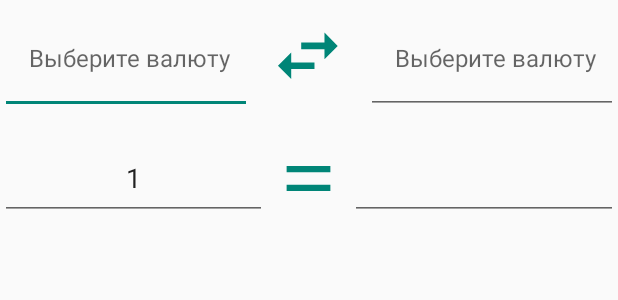
After one commit to devsemyon/Cucon, an Android app: the layout fragment_crypto.xml on its own in the app's theme, with its tools: preview values and no code run, on a phone screen of 412 x 824 dp. The commit adds this screen. Shown: the top 300 px of the screen. Run offline under Robolectric (Android 15) with nearby library versions, the phone set to English and light mode, and no system bars.

Commit message:
bugs fixed

```diff
--- a/app/build.gradle
+++ b/app/build.gradle
@@ -26,8 +26,6 @@ dependencies {
     implementation 'com.android.support:support-v4:28.0.0'
     implementation 'com.android.support:design:28.0.0'
     testImplementation 'junit:junit:4.12'
-    androidTestImplementation 'com.android.support.test:runner:1.0.2'
-    androidTestImplementation 'com.android.support.test.espresso:espresso-core:3.0.2'
     implementation "org.jetbrains.kotlin:kotlin-stdlib-jdk7:$kotlin_version"
 }
 repositories {
--- a/app/src/main/java/com/semyon/cucon/HttpRequests.kt
+++ b/app/src/main/java/com/semyon/cucon/HttpRequests.kt
@@ -7,7 +7,7 @@ import java.net.HttpURLConnection
 import java.net.URI
 
 fun requestCryptoRates(): JSONObject{
-    return(request("https://min-api.cryptocompare.com/data/pricemulti?fsyms=BTC,ETH,DASH,ZEC,LTC,WAVES,EOS&tsyms=USD,EUR,RUB&api_key=8904015cdd5a1092f6cfeef94f3f37344369c8f4f2945a3ab6e44e263af20809"))
+    return(request("https://min-api.cryptocompare.com/data/pricemulti?fsyms=BTC,ETH,DASH,ZEC,LTC,WAVES,EOS&tsyms=USD,EUR,RUB&api_key=$apiCryptoKey"))
 }
 
 fun requestRate(pair: String): Float? {
--- a/app/src/main/java/com/semyon/cucon/fragments/FiatFragment.java
+++ b/app/src/main/java/com/semyon/cucon/fragments/FiatFragment.java
@@ -60,7 +60,7 @@ public class FiatFragment extends Fragment {
     public View onCreateView(LayoutInflater inflater, ViewGroup container,
                              Bundle savedInstanceState) {
         // Inflate the layout for this fragment
-        View view = inflater.inflate(R.layout.fragment, container, false);
+        View view = inflater.inflate(R.layout.fragment_fiat, container, false);
 
         currency1 = view.findViewById(R.id.currency1);
         currency2 = view.findViewById(R.id.currency2);
--- /dev/null
+++ b/app/src/main/res/layout/fragment_crypto.xml
@@ -0,0 +1,85 @@
+<?xml version="1.0" encoding="utf-8"?>
+<TableLayout
+    xmlns:android="http://schemas.android.com/apk/res/android"
+    android:layout_width="match_parent"
+    android:layout_height="match_parent">
+    <TableRow>
+
+        <com.semyon.cucon.InstantAutoComplete
+            android:id="@+id/currency1"
+            android:layout_width="match_parent"
+            android:layout_height="match_parent"
+            android:hint="@string/choose_currency"
+            android:maxLength="5"
+            android:layout_weight="1"
+            android:textAlignment="center" />
+
+        <ImageButton
+            android:layout_weight="1"
+            android:id="@+id/switchCurrencies"
+            android:layout_width="match_parent"
+            android:layout_height="match_parent"
+            android:adjustViewBounds="true"
+            android:background="@null"
+            android:clickable="true"
+            android:focusable="true"
+            android:src="@drawable/swap"
+            android:tint="@color/colorPrimary" />
+
+        <com.semyon.cucon.InstantAutoComplete
+            android:id="@+id/currency2"
+            android:layout_width="match_parent"
+            android:layout_height="match_parent"
+            android:hint="@string/choose_currency"
+            android:maxLength="3"
+            android:layout_weight="1"
+            android:textAlignment="center" />
+
+    </TableRow>
+
+    <Space
+        android:layout_width="match_parent"
+        android:layout_height="15sp"/>
+
+    <TableRow>
+
+        <EditText
+            android:id="@+id/rate1"
+            android:layout_width="match_parent"
+            android:layout_height="match_parent"
+            android:inputType="numberDecimal"
+            android:text="1"
+            android:layout_weight="1"
+            android:textAlignment="center" />
+
+        <ImageButton
+            android:id="@+id/equal"
+            android:layout_width="match_parent"
+            android:layout_height="match_parent"
+            android:adjustViewBounds="true"
+            android:background="@null"
+            android:clickable="true"
+            android:focusable="true"
+            android:scaleType="center"
+            android:src="@drawable/equal"
+            android:tint="@color/colorPrimary" />
+
+        <EditText
+            android:id="@+id/rate2"
+            android:layout_width="match_parent"
+            android:layout_height="match_parent"
+            android:layout_weight="1"
+            android:inputType="numberDecimal"
+            android:textAlignment="center" />
+    </TableRow>
+
+    <TextView
+        android:id="@+id/mode"
+        android:paddingTop="25sp"
+        android:layout_width="wrap_content"
+        android:textAlignment="center"
+        android:text=""
+        android:textSize="22sp"
+        android:layout_height="match_parent" />
+
+</TableLayout>
--- a/app/src/main/res/values/colors.xml
+++ b/app/src/main/res/values/colors.xml
@@ -1,7 +1,7 @@
 <?xml version="1.0" encoding="utf-8"?>
-<resources>
+<resources
+    xmlns:tools="http://schemas.android.com/tools">
+
     <color name="colorPrimary">#008577</color>
-    <color name="colorPrimaryDark">#00574B</color>
-    <color name="colorAccent">#D81B60</color>
-    <color name="colorDarkTheme">#263238</color>
+    <color name="colorPrimaryDark" tools:ignore="MissingDefaultResource">#00574B</color>
 </resources>
```
Also changed, not shown: app/src/main/java/com/semyon/cucon/fragments/CryptoFragment.java (+23 -32 lines), app/src/main/res/layout/fragment_fiat.xml (renamed from app/src/main/res/layout/fragment.xml), 3 other files.
